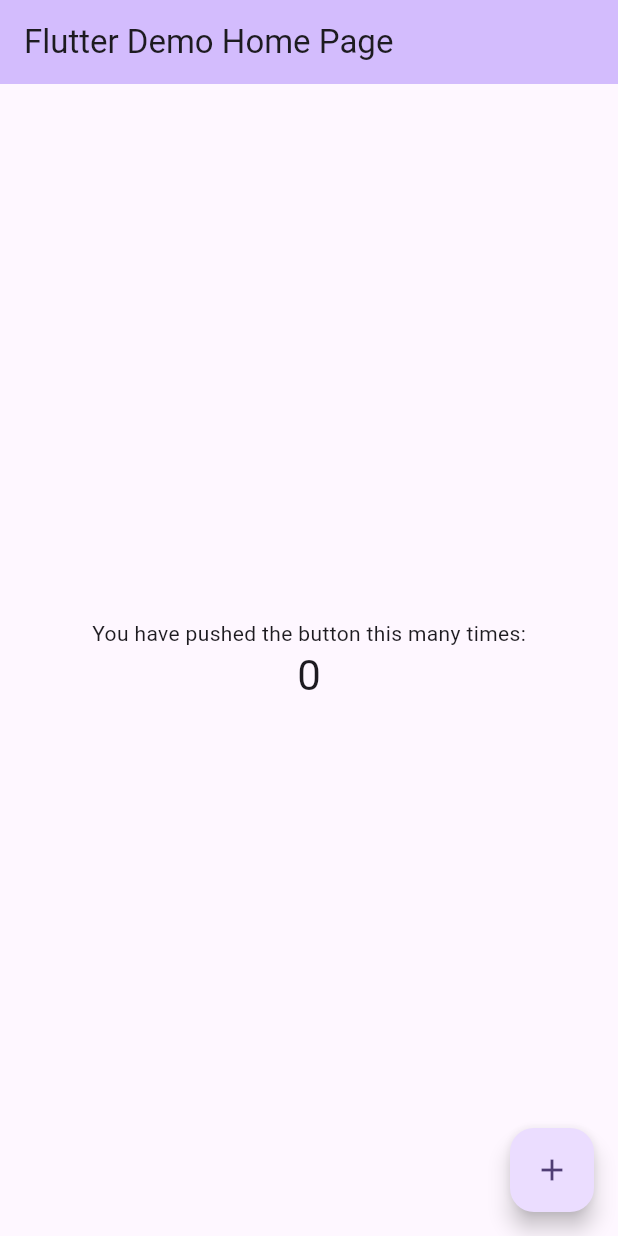
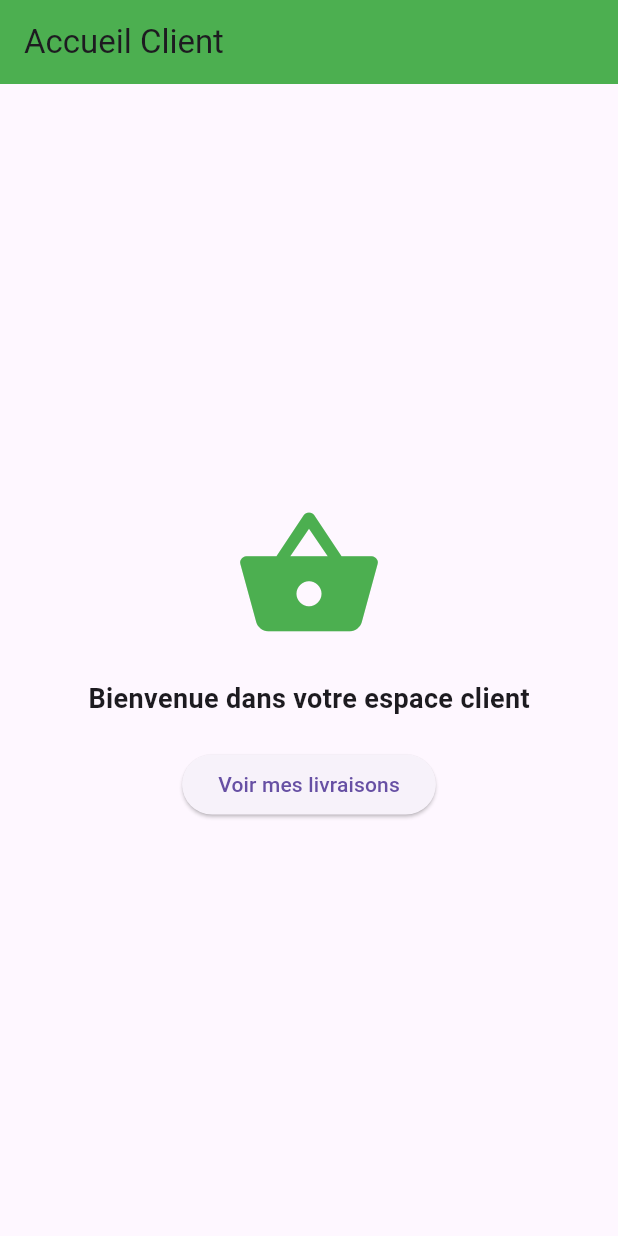
Before and after one commit to paramenter/SAE06, a Flutter app: the screen it shows after launch, on a phone screen of 412 x 824 dp. Run offline on Flutter 3.47's test engine with Material 3 defaults, Android fonts, the light colour scheme and no system bars.

Commit message:
projet sart

```diff
--- a/jardins_cocagne/lib/main.dart
+++ b/jardins_cocagne/lib/main.dart
@@ -1,125 +1,20 @@
 import 'package:flutter/material.dart';
+import 'views/AppClients/homeScreen.dart';
 
 void main() {
-  runApp(const MyApp());
+  runApp(MyApp());
 }
 
 class MyApp extends StatelessWidget {
-  const MyApp({super.key});
-
-  // This widget is the root of your application.
   @override
   Widget build(BuildContext context) {
     return MaterialApp(
-      title: 'Flutter Demo',
+      debugShowCheckedModeBanner: false,
+      title: 'Jardins de Cocagne',
       theme: ThemeData(
-        // This is the theme of your application.
-        //
-        // TRY THIS: Try running your application with "flutter run". You'll see
-        // the application has a purple toolbar. Then, without quitting the app,
-        // try changing the seedColor in the colorScheme below to Colors.green
-        // and then invoke "hot reload" (save your changes or press the "hot
-        // reload" button in a Flutter-supported IDE, or press "r" if you used
-        // the command line to start the app).
-        //
-        // Notice that the counter didn't reset back to zero; the application
-        // state is not lost during the reload. To reset the state, use hot
-        // restart instead.
-        //
-        // This works for code too, not just values: Most code changes can be
-        // tested with just a hot reload.
-        colorScheme: ColorScheme.fromSeed(seedColor: Colors.deepPurple),
-        useMaterial3: true,
+        primarySwatch: Colors.green,
       ),
-      home: const MyHomePage(title: 'Flutter Demo Home Page'),
+      home: HomeScreen(), // Définit HomeScreen comme page principale
     );
   }
 }
-
-class MyHomePage extends StatefulWidget {
-  const MyHomePage({super.key, required this.title});
-
-  // This widget is the home page of your application. It is stateful, meaning
-  // that it has a State object (defined below) that contains fields that affect
-  // how it looks.
-
-  // This class is the configuration for the state. It holds the values (in this
-  // case the title) provided by the parent (in this case the App widget) and
-  // used by the build method of the State. Fields in a Widget subclass are
-  // always marked "final".
-
-  final String title;
-
-  @override
-  State<MyHomePage> createState() => _MyHomePageState();
-}
-
-class _MyHomePageState extends State<MyHomePage> {
-  int _counter = 0;
-
-  void _incrementCounter() {
-    setState(() {
-      // This call to setState tells the Flutter framework that something has
-      // changed in this State, which causes it to rerun the build method below
-      // so that the display can reflect the updated values. If we changed
-      // _counter without calling setState(), then the build method would not be
-      // called again, and so nothing would appear to happen.
-      _counter++;
-    });
-  }
-
-  @override
-  Widget build(BuildContext context) {
-    // This method is rerun every time setState is called, for instance as done
-    // by the _incrementCounter method above.
-    //
-    // The Flutter framework has been optimized to make rerunning build methods
-    // fast, so that you can just rebuild anything that needs updating rather
-    // than having to individually change instances of widgets.
-    return Scaffold(
-      appBar: AppBar(
-        // TRY THIS: Try changing the color here to a specific color (to
-        // Colors.amber, perhaps?) and trigger a hot reload to see the AppBar
-        // change color while the other colors stay the same.
-        backgroundColor: Theme.of(context).colorScheme.inversePrimary,
-        // Here we take the value from the MyHomePage object that was created by
-        // the App.build method, and use it to set our appbar title.
-        title: Text(widget.title),
-      ),
-      body: Center(
-        // Center is a layout widget. It takes a single child and positions it
-        // in the middle of the parent.
-        child: Column(
-          // Column is also a layout widget. It takes a list of children and
-          // arranges them vertically. By default, it sizes itself to fit its
-          // children horizontally, and tries to be as tall as its parent.
-          //
-          // Column has various properties to control how it sizes itself and
-          // how it positions its children. Here we use mainAxisAlignment to
-          // center the children vertically; the main axis here is the vertical
-          // axis because Columns are vertical (the cross axis would be
-          // horizontal).
-          //
-          // TRY THIS: Invoke "debug painting" (choose the "Toggle Debug Paint"
-          // action in the IDE, or press "p" in the console), to see the
-          // wireframe for each widget.
-          mainAxisAlignment: MainAxisAlignment.center,
-          children: <Widget>[
-            const Text(
-              'You have pushed the button this many times:',
-            ),
-            Text(
-              '$_counter',
-              style: Theme.of(context).textTheme.headlineMedium,
-            ),
-          ],
-        ),
-      ),
-      floatingActionButton: FloatingActionButton(
-        onPressed: _incrementCounter,
-        tooltip: 'Increment',
-        child: const Icon(Icons.add),
-      ), // This trailing comma makes auto-formatting nicer for build methods.
-    );
-  }
-}
--- a/jardins_cocagne/lib/views/AppClients/homeScreen.dart
+++ b/jardins_cocagne/lib/views/AppClients/homeScreen.dart
@@ -0,0 +1,33 @@
+import 'package:flutter/material.dart';
+
+class HomeScreen extends StatelessWidget {
+  @override
+  Widget build(BuildContext context) {
+    return Scaffold(
+      appBar: AppBar(
+        title: Text('Accueil Client'),
+        backgroundColor: Colors.green,
+      ),
+      body: Center(
+        child: Column(
+          mainAxisAlignment: MainAxisAlignment.center,
+          children: [
+            Icon(Icons.shopping_basket, size: 100, color: Colors.green),
+            SizedBox(height: 20),
+            Text(
+              'Bienvenue dans votre espace client',
+              style: TextStyle(fontSize: 18, fontWeight: FontWeight.bold),
+            ),
+            SizedBox(height: 20),
+            ElevatedButton(
+              onPressed: () {
+                // Action future (ajouter navigation vers une autre page)
+              },
+              child: Text('Voir mes livraisons'),
+            ),
+          ],
+        ),
+      ),
+    );
+  }
+}
```
